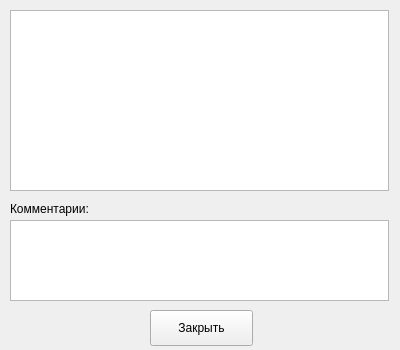
Old version of the form gui/uies/cb_info.ui in the repository neurocomputer/MemriBoard.
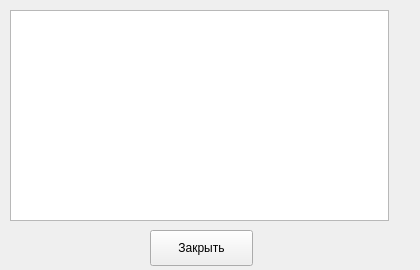
New version of the form.

Commit message: cb_info window filled

What changed in the file:
```diff
--- a/gui/uies/cb_info.ui
+++ b/gui/uies/cb_info.ui
@@ -6,8 +6,8 @@
    <rect>
     <x>0</x>
     <y>0</y>
-    <width>400</width>
-    <height>350</height>
+    <width>420</width>
+    <height>270</height>
    </rect>
   </property>
   <property name="sizePolicy">
@@ -18,36 +18,26 @@
   </property>
   <property name="minimumSize">
    <size>
-    <width>400</width>
-    <height>350</height>
+    <width>420</width>
+    <height>270</height>
    </size>
   </property>
   <property name="maximumSize">
    <size>
-    <width>400</width>
-    <height>350</height>
+    <width>420</width>
+    <height>270</height>
    </size>
   </property>
   <property name="windowTitle">
    <string>Информация о кроссбаре</string>
   </property>
-  <widget class="QTextEdit" name="text_commentary">
-   <property name="geometry">
-    <rect>
-     <x>10</x>
-     <y>220</y>
-     <width>379</width>
-     <height>81</height>
-    </rect>
-   </property>
-  </widget>
-  <widget class="QTableView" name="table_cb_info">
+  <widget class="QTableWidget" name="table_cb_info">
    <property name="geometry">
     <rect>
      <x>10</x>
      <y>10</y>
      <width>379</width>
-     <height>181</height>
+     <height>211</height>
     </rect>
    </property>
   </widget>
@@ -55,7 +45,7 @@
    <property name="geometry">
     <rect>
      <x>150</x>
-     <y>310</y>
+     <y>230</y>
      <width>103</width>
      <height>36</height>
     </rect>
@@ -64,19 +54,6 @@
     <string>Закрыть</string>
    </property>
   </widget>
-  <widget class="QLabel" name="label">
-   <property name="geometry">
-    <rect>
-     <x>10</x>
-     <y>200</y>
-     <width>111</width>
-     <height>18</height>
-    </rect>
-   </property>
-   <property name="text">
-    <string>Комментарии:</string>
-   </property>
-  </widget>
  </widget>
  <resources/>
  <connections/>
```
The commit also changes 3 other files.
